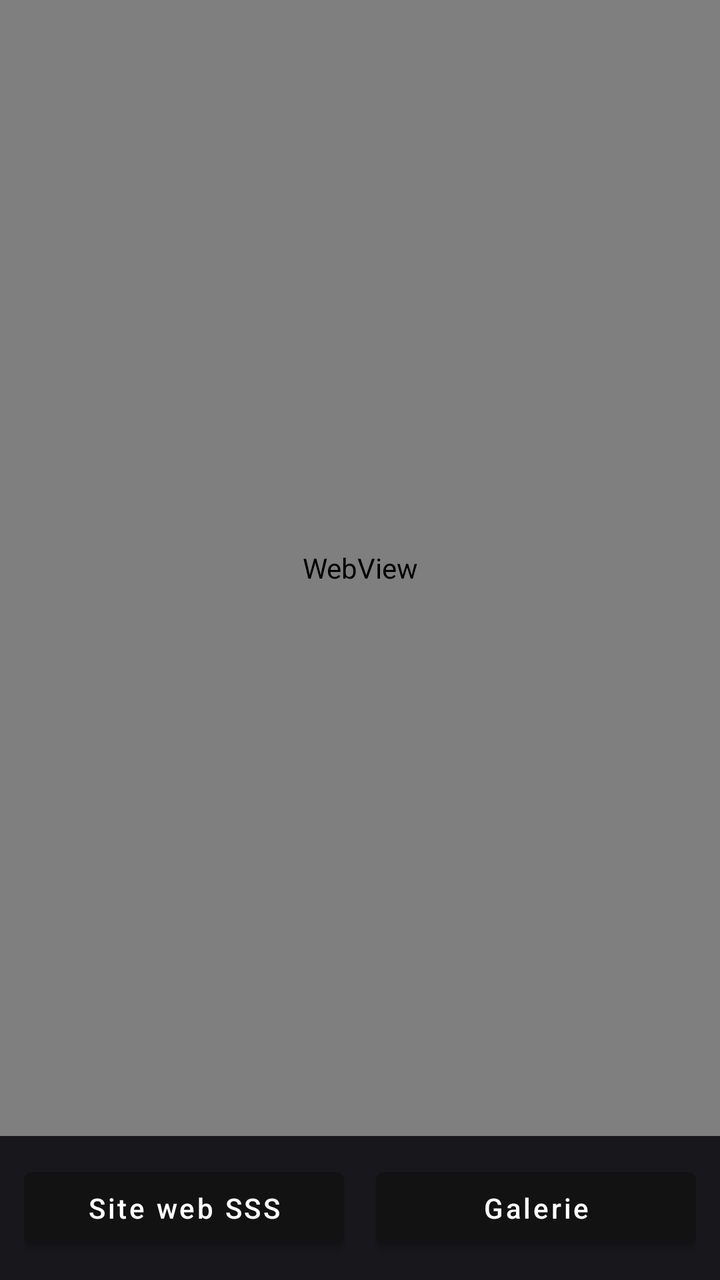
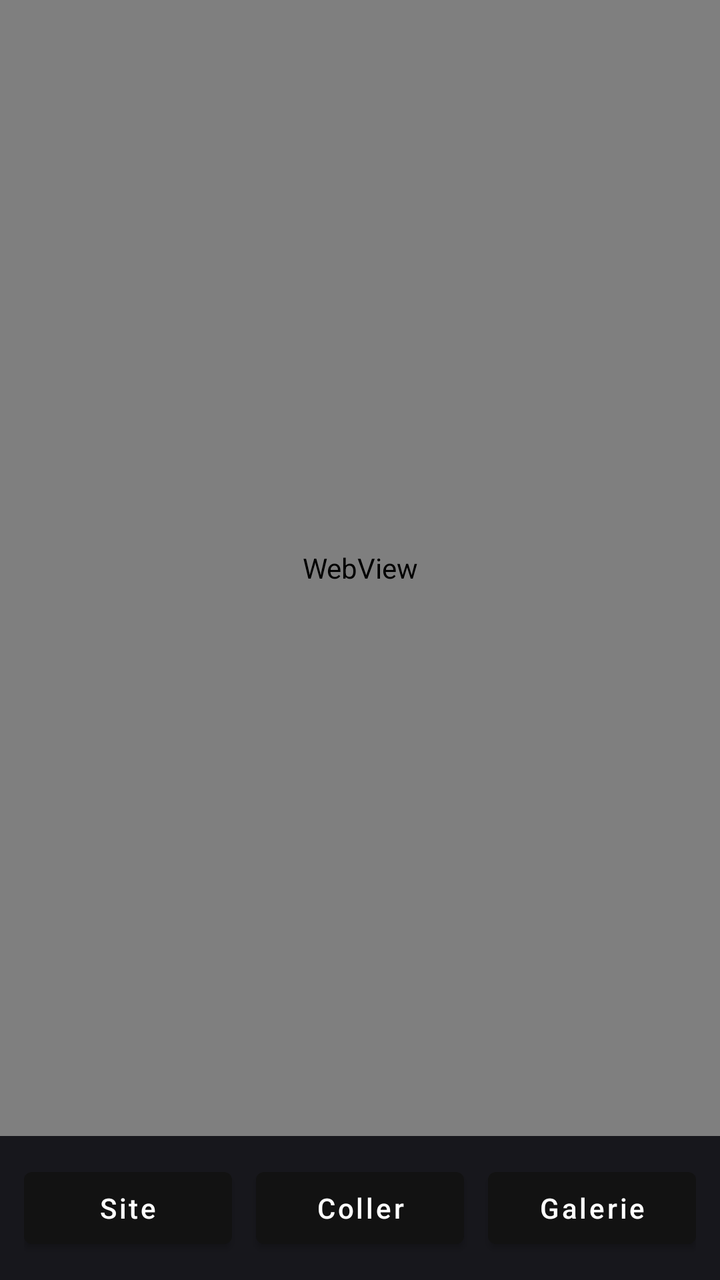

Two renders of the same Android screen: before a commit and after it. Below are the layout's source before the change and the commit's diff.
<!-- AndroidManifest.xml: application theme Theme.SssVid -->
<!-- res/layout/activity_main.xml -->
<?xml version="1.0" encoding="utf-8"?>
<androidx.constraintlayout.widget.ConstraintLayout xmlns:android="http://schemas.android.com/apk/res/android"
    xmlns:app="http://schemas.android.com/apk/res-auto"
    android:layout_width="match_parent"
    android:layout_height="match_parent"
    android:background="#0E0E10">

    <com.google.android.material.progressindicator.LinearProgressIndicator
        android:id="@+id/progressBar"
        android:layout_width="0dp"
        android:layout_height="wrap_content"
        android:indeterminate="false"
        android:max="100"
        android:visibility="gone"
        app:layout_constraintEnd_toEndOf="parent"
        app:layout_constraintStart_toStartOf="parent"
        app:layout_constraintTop_toTopOf="parent" />

    <WebView
        android:id="@+id/webView"
        android:layout_width="0dp"
        android:layout_height="0dp"
        app:layout_constraintTop_toBottomOf="@id/progressBar"
        app:layout_constraintBottom_toTopOf="@id/bottomBar"
        app:layout_constraintStart_toStartOf="parent"
        app:layout_constraintEnd_toEndOf="parent" />

    <LinearLayout
        android:id="@+id/bottomBar"
        android:layout_width="0dp"
        android:layout_height="wrap_content"
        android:orientation="horizontal"
        android:padding="12dp"
        android:background="#17171C"
        android:gravity="center"
        app:layout_constraintBottom_toBottomOf="parent"
        app:layout_constraintStart_toStartOf="parent"
        app:layout_constraintEnd_toEndOf="parent">

        <com.google.android.material.button.MaterialButton
            android:id="@+id/siteButton"
            android:layout_width="0dp"
            android:layout_height="wrap_content"
            android:layout_weight="1"
            android:layout_marginEnd="8dp"
            android:text="Site web SSS"
            android:textAllCaps="false" />

        <com.google.android.material.button.MaterialButton
            android:id="@+id/galleryButton"
            android:layout_width="0dp"
            android:layout_height="wrap_content"
            android:layout_weight="1"
            android:layout_marginStart="8dp"
            android:text="Galerie"
            android:textAllCaps="false" />

    </LinearLayout>

</androidx.constraintlayout.widget.ConstraintLayout>
<!-- resources referenced by this layout -->
<resources>
  <style name="Theme.SssVid" parent="Theme.MaterialComponents.DayNight.NoActionBar">
          <item name="colorPrimary">#121212</item>
          <item name="colorPrimaryVariant">#121212</item>
          <item name="colorOnPrimary">#FFFFFF</item>
          <item name="android:statusBarColor">#121212</item>
          <item name="android:navigationBarColor">#121212</item>
          <item name="android:windowBackground">#000000</item>
      </style>
</resources>

<!-- the commit's change to res/layout/activity_main.xml (unified diff, before → after) -->
@@ -42,8 +42,18 @@
             android:layout_width="0dp"
             android:layout_height="wrap_content"
             android:layout_weight="1"
-            android:layout_marginEnd="8dp"
-            android:text="Site web SSS"
+            android:layout_marginEnd="6dp"
+            android:text="Site"
+            android:textAllCaps="false" />
+
+        <com.google.android.material.button.MaterialButton
+            android:id="@+id/pasteButton"
+            android:layout_width="0dp"
+            android:layout_height="wrap_content"
+            android:layout_weight="1"
+            android:layout_marginStart="6dp"
+            android:layout_marginEnd="6dp"
+            android:text="Coller"
             android:textAllCaps="false" />
 
         <com.google.android.material.button.MaterialButton
@@ -51,7 +61,7 @@
             android:layout_width="0dp"
             android:layout_height="wrap_content"
             android:layout_weight="1"
-            android:layout_marginStart="8dp"
+            android:layout_marginStart="6dp"
             android:text="Galerie"
             android:textAllCaps="false" />
 
